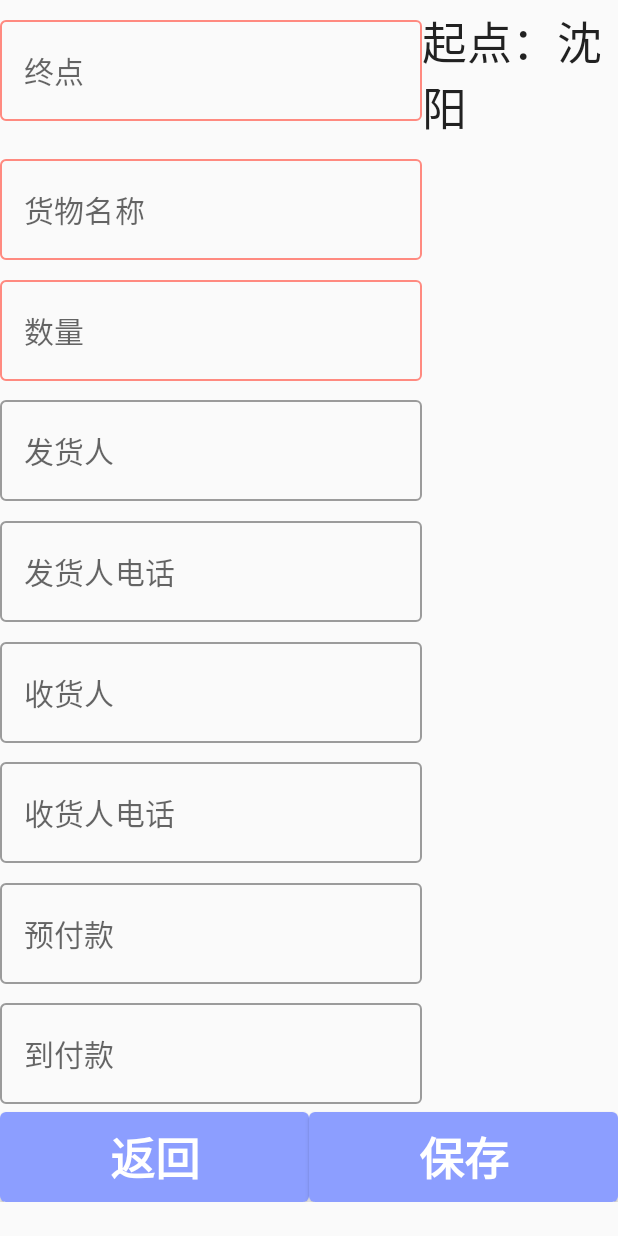
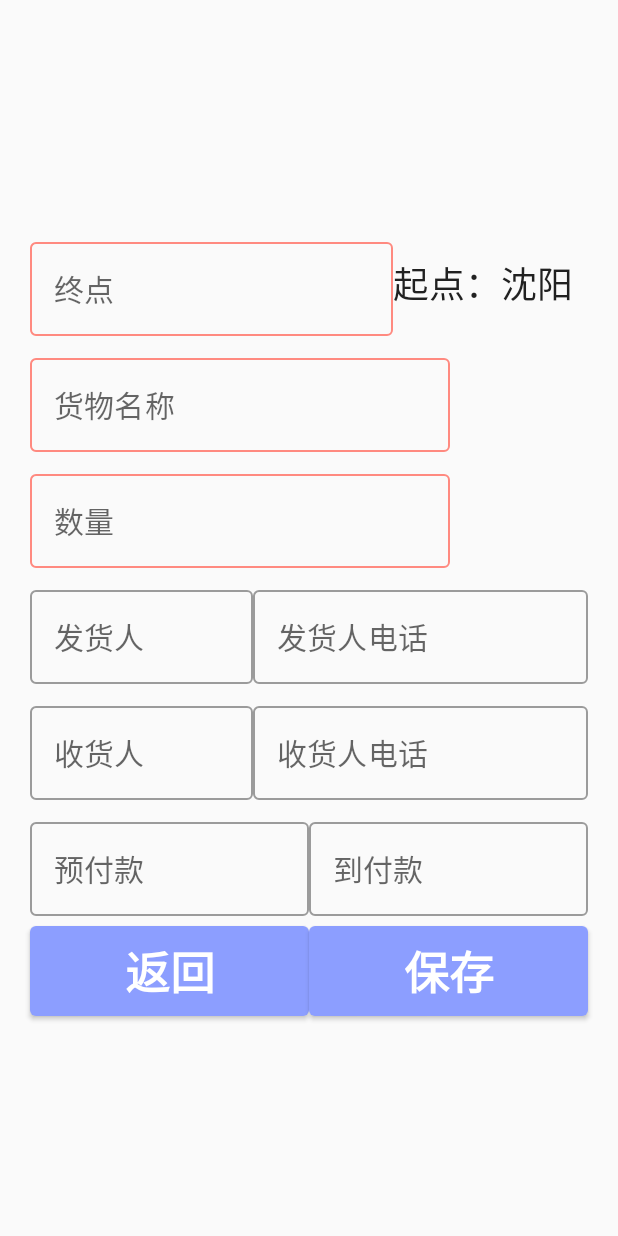
Before and after one commit to jyjdal/LogisticsManagement, an Android app built with Jetpack Compose: the AddWaybillActivity screen opened through its navigation route, on a phone screen of 412 x 824 dp. Run offline under Robolectric (Android 15) with nearby library versions, the phone set to English and light mode, and no system bars; our stand-ins replace Room's generated code, accompanist; 1 statement that could not run was skipped.

Commit message:
feat(UI): 优化新增本地运单页面
1. 优化新增本地运单页面，调整布局

```diff
--- a/app/src/main/java/com/example/logisticsmanagement/activity/AddWaybillActivity.kt
+++ b/app/src/main/java/com/example/logisticsmanagement/activity/AddWaybillActivity.kt
@@ -6,8 +6,11 @@ import androidx.compose.material.Text
 import androidx.compose.runtime.Composable
 import androidx.compose.runtime.mutableStateOf
 import androidx.compose.runtime.remember
+import androidx.compose.ui.Alignment
 import androidx.compose.ui.Modifier
 import androidx.compose.ui.platform.LocalContext
+import androidx.compose.ui.unit.dp
+import androidx.compose.ui.unit.sp
 import androidx.core.text.isDigitsOnly
 import androidx.navigation.NavController
 import com.example.logisticsmanagement.FormInputType
@@ -68,16 +71,29 @@ fun AddWaybillActivity(navController: NavController) {
         return waybill
     }
 
-    Column {
+    Column(
+        Modifier
+            .padding(20.dp)
+            .fillMaxSize(),
+        verticalArrangement = Arrangement.Center
+    ) {
         Column(
             modifier = Modifier
-                .fillMaxHeight(0.9F)
+                .fillMaxHeight(0.6F)
                 .fillMaxWidth(),
             verticalArrangement = Arrangement.SpaceEvenly
         ) {
-            Row {
-                FormInput(value = dest, label = "终点", required = true)
-                Text(text = "起点：沈阳")
+            Row(
+                verticalAlignment = Alignment.CenterVertically,
+                horizontalArrangement = Arrangement.SpaceEvenly
+            ) {
+                FormInput(
+                    value = dest,
+                    label = "终点",
+                    required = true,
+                    modifier = Modifier.fillMaxWidth(0.65F)
+                )
+                Text(text = "起点：沈阳", fontSize = 24.sp)
             }
             FormInput(value = name, label = "货物名称", required = true)
             FormInput(
@@ -86,20 +102,38 @@ fun AddWaybillActivity(navController: NavController) {
                 required = true,
                 inputType = FormInputType.Number
             )
-            FormInput(value = consignor, label = "发货人")
+            Row {
+                FormInput(value = consignor, label = "发货人", modifier = Modifier.fillMaxWidth(0.4F))
                 FormInput(
                     value = consignorPhone,
                     label = "发货人电话",
-                inputType = FormInputType.Phone
+                    inputType = FormInputType.Phone,
+                    modifier = Modifier.fillMaxWidth()
                 )
-            FormInput(value = consignee, label = "收货人")
+            }
+            Row {
+                FormInput(value = consignee, label = "收货人", modifier = Modifier.fillMaxWidth(0.4F))
                 FormInput(
                     value = consigneePhone,
                     label = "收货人电话",
-                inputType = FormInputType.Phone
+                    inputType = FormInputType.Phone,
+                    modifier = Modifier.fillMaxWidth()
                 )
-            FormInput(value = prepayment, label = "预付款", inputType = FormInputType.Number)
-            FormInput(value = toPay, label = "到付款", inputType = FormInputType.Number)
+            }
+            Row {
+                FormInput(
+                    value = prepayment,
+                    label = "预付款",
+                    inputType = FormInputType.Number,
+                    modifier = Modifier.fillMaxWidth(0.5F)
+                )
+                FormInput(
+                    value = toPay,
+                    label = "到付款",
+                    inputType = FormInputType.Number,
+                    modifier = Modifier.fillMaxWidth()
+                )
+            }
         }
 
         Row(
--- a/app/src/main/java/com/example/logisticsmanagement/activity/common.kt
+++ b/app/src/main/java/com/example/logisticsmanagement/activity/common.kt
@@ -12,6 +12,7 @@ import androidx.compose.material.icons.filled.Clear
 import androidx.compose.runtime.Composable
 import androidx.compose.runtime.MutableState
 import androidx.compose.ui.Modifier
+import androidx.compose.ui.text.TextStyle
 import androidx.compose.ui.text.input.ImeAction
 import androidx.compose.ui.text.input.KeyboardType
 import androidx.compose.ui.text.input.PasswordVisualTransformation
@@ -83,6 +84,7 @@ fun FormInput(
     label: String,
     modifier: Modifier = Modifier,
     required: Boolean = false,
+    readOnly: Boolean = false,
     inputType: FormInputType = FormInputType.Text,
     keyboardActions: KeyboardActions = KeyboardActions.Default,
     leadingIcon: @Composable (() -> Unit)? = null,
@@ -91,6 +93,7 @@ fun FormInput(
         value = value.value,
         onValueChange = { value.value = it },
         singleLine = true,
+        readOnly = readOnly,
         modifier = modifier,
         label = { Text(text = label, fontSize = 20.sp) },
         isError = if (required and (inputType == FormInputType.Number))
@@ -132,6 +135,7 @@ fun FormInput(
                 imeAction = ImeAction.Done
             )
         },
-        keyboardActions = keyboardActions
+        keyboardActions = keyboardActions,
+        textStyle = TextStyle(fontSize = FIELD_FONT_SIZE)
     )
 }
```
Lines whose indentation alone changed are shown as unchanged.
